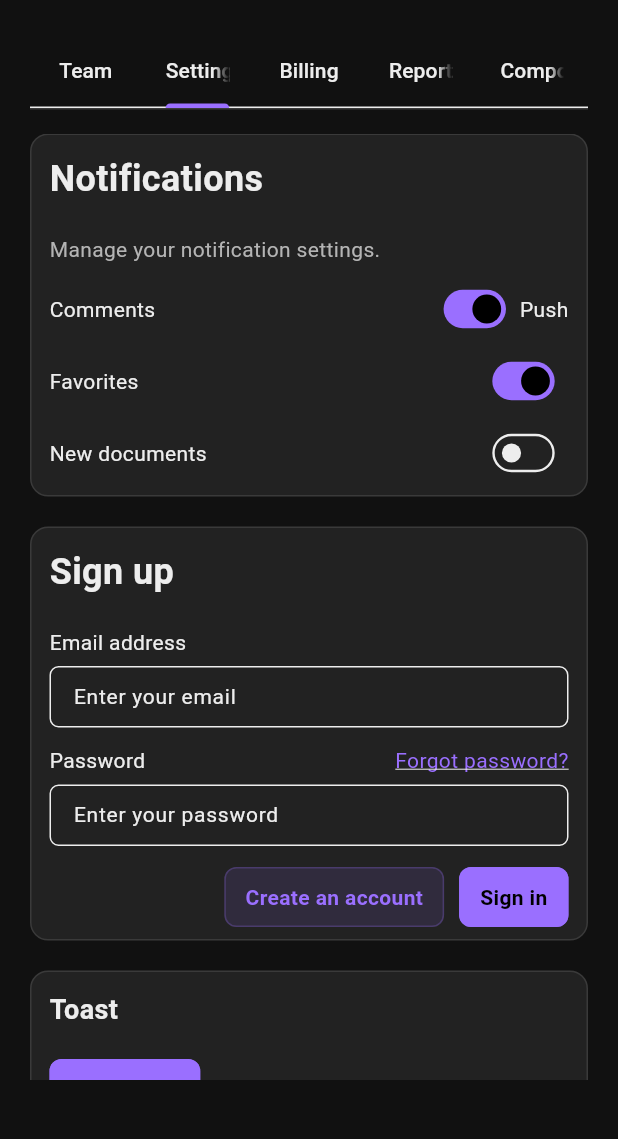
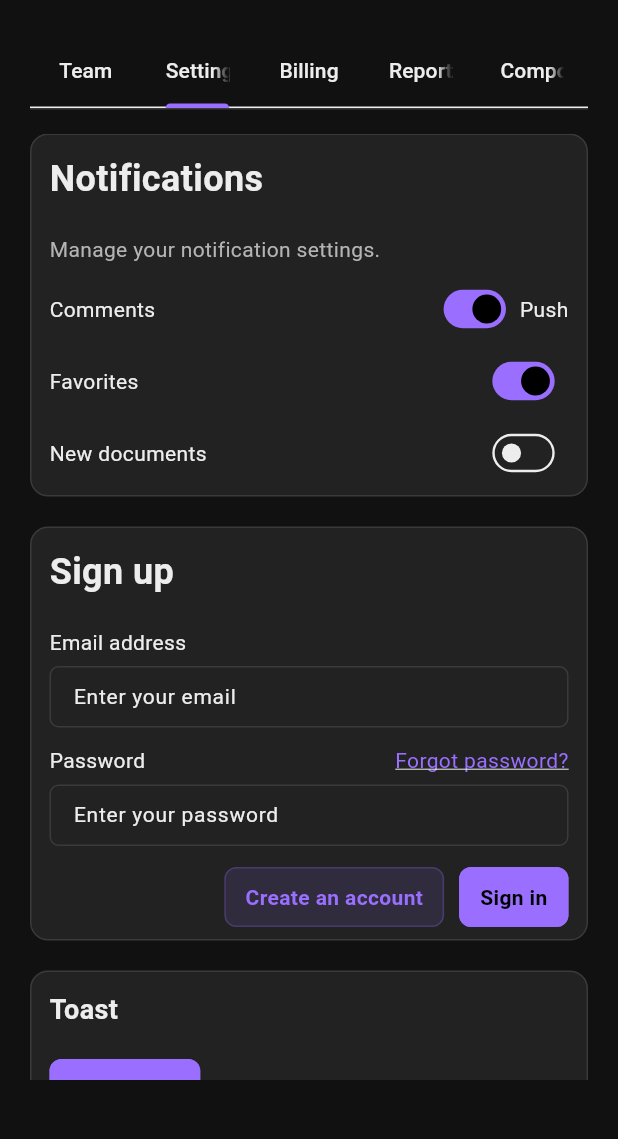
Before and after one commit to jaxnz/radix-ui-flutter, a Flutter app: the screen it shows after launch, tab 2 chosen, on a phone screen of 412 x 824 dp, the part 84-1223 px from its top. Run offline on Flutter 3.47's test engine with Material 3 defaults, Android fonts, the phone set to English and light mode, and no system bars; our stand-ins replace flutter_svg.

Commit message:
feat: Add Radix button loading and text field variants

```diff
--- a/example/lib/tabs/settings.dart
+++ b/example/lib/tabs/settings.dart
@@ -39,7 +39,7 @@ class SettingsTab extends StatelessWidget {
             children: [
               const RadixText('Email address'),
               const SizedBox(height: 6),
-              RadixUI.textField(placeholder: 'Enter your email'),
+              RadixUI.textField(placeholder: 'Enter your email', variant: RadixTextFieldVariant.surface),
               const SizedBox(height: 12),
               Row(
                 children: [
@@ -55,7 +55,7 @@ class SettingsTab extends StatelessWidget {
                           ],
                         ),
                         SizedBox(height: 6),
-                        RadixUI.textField(obscureText: true, placeholder: 'Enter your password'),
+                        RadixUI.textField(obscureText: true, placeholder: 'Enter your password', variant: RadixTextFieldVariant.surface),
                       ],
                     ),
                   ),
--- a/example/lib/tabs/team.dart
+++ b/example/lib/tabs/team.dart
@@ -75,7 +75,7 @@ class _InviteRowState extends State<_InviteRow> {
     return Row(
       children: [
         Expanded(
-          child: RadixUI.textField(placeholder: 'Email address', controller: _controller),
+          child: RadixUI.textField(placeholder: 'Email address', controller: _controller, variant: RadixTextFieldVariant.surface),
         ),
         const SizedBox(width: 8),
         RadixUI.button(label: 'Invite', onPressed: () {}),
--- a/lib/src/components/text_field.dart
+++ b/lib/src/components/text_field.dart
@@ -2,6 +2,9 @@ import 'package:flutter/material.dart';
 import '../theme/radix_theme.dart';
 
 enum RadixFieldSize { sm, md, lg }
+
+/// Visual variants for Radix text fields.
+enum RadixTextFieldVariant { surface, classic, soft }
 
 /// A Radix-styled text field with consistent padding, radius and colors.
 class RadixTextField extends StatelessWidget {
@@ -20,8 +23,19 @@ class RadixTextField extends StatelessWidget {
   /// Control size (sm/md/lg). Affects padding and font size.
   final RadixFieldSize size;
 
+  /// Visual variant controlling background and border style.
+  final RadixTextFieldVariant variant;
+
   /// Creates a Radix text field.
-  const RadixTextField({super.key, this.controller, this.placeholder, this.label, this.obscureText = false, this.size = RadixFieldSize.md});
+  const RadixTextField({
+    super.key,
+    this.controller,
+    this.placeholder,
+    this.label,
+    this.obscureText = false,
+    this.size = RadixFieldSize.md,
+    this.variant = RadixTextFieldVariant.surface,
+  });
 
   EdgeInsetsGeometry get _padding => switch (size) {
     RadixFieldSize.sm => const EdgeInsets.symmetric(horizontal: 10, vertical: 8),
@@ -39,6 +53,34 @@ class RadixTextField extends StatelessWidget {
   Widget build(BuildContext context) {
     final t = RadixTheme.of(context);
     final c = t.colors;
+
+    // Map variants to background + border semantics.
+    final bool filled;
+    final Color fillColor;
+    final Color borderColor;
+    final Color focusedBorderColor;
+
+    switch (variant) {
+      case RadixTextFieldVariant.surface:
+        filled = true;
+        fillColor = c.surface;
+        borderColor = c.border;
+        focusedBorderColor = c.accent;
+        break;
+      case RadixTextFieldVariant.classic:
+        filled = false;
+        fillColor = Colors.transparent;
+        borderColor = c.border;
+        focusedBorderColor = c.accent;
+        break;
+      case RadixTextFieldVariant.soft:
+        filled = true;
+        fillColor = c.accent.withValues(alpha: 0.08);
+        borderColor = c.accent.withValues(alpha: 0.24);
+        focusedBorderColor = c.accent;
+        break;
+    }
+
     return TextField(
       controller: controller,
       obscureText: obscureText,
@@ -48,15 +90,19 @@ class RadixTextField extends StatelessWidget {
         contentPadding: _padding,
         labelText: label,
         hintText: placeholder,
-        filled: true,
-        fillColor: c.surface,
+        filled: filled,
+        fillColor: fillColor,
         border: OutlineInputBorder(
           borderRadius: BorderRadius.circular(t.radius1),
-          borderSide: BorderSide(color: c.border),
+          borderSide: BorderSide(color: borderColor),
+        ),
+        enabledBorder: OutlineInputBorder(
+          borderRadius: BorderRadius.circular(t.radius1),
+          borderSide: BorderSide(color: borderColor),
         ),
         focusedBorder: OutlineInputBorder(
           borderRadius: BorderRadius.circular(t.radius1),
-          borderSide: BorderSide(color: c.accent),
+          borderSide: BorderSide(color: focusedBorderColor),
         ),
       ),
     );
--- a/lib/src/utils/radix_ui.dart
+++ b/lib/src/utils/radix_ui.dart
@@ -116,9 +116,27 @@ class RadixUI {
   /// Creates a Radix text field.
   ///
   /// - [placeholder]: hint text
+  /// - [label]: optional floating label
   /// - [controller]: optional text controller
   /// - [obscureText]: hide input for passwords
-  static RadixTextField textField({String? placeholder, TextEditingController? controller, bool obscureText = false}) => RadixTextField(placeholder: placeholder, controller: controller, obscureText: obscureText);
+  /// - [size]: control size (sm/md/lg); defaults to md
+  /// - [variant]: visual style (surface/classic/soft); defaults to surface
+  static RadixTextField textField({
+    String? placeholder,
+    String? label,
+    TextEditingController? controller,
+    bool obscureText = false,
+    RadixFieldSize size = RadixFieldSize.md,
+    RadixTextFieldVariant variant = RadixTextFieldVariant.surface,
+  }) =>
+      RadixTextField(
+        placeholder: placeholder,
+        label: label,
+        controller: controller,
+        obscureText: obscureText,
+        size: size,
+        variant: variant,
+      );
 
   /// A switch with a clickable [label].
   ///
```
Also changed, not shown: 1 other file.
